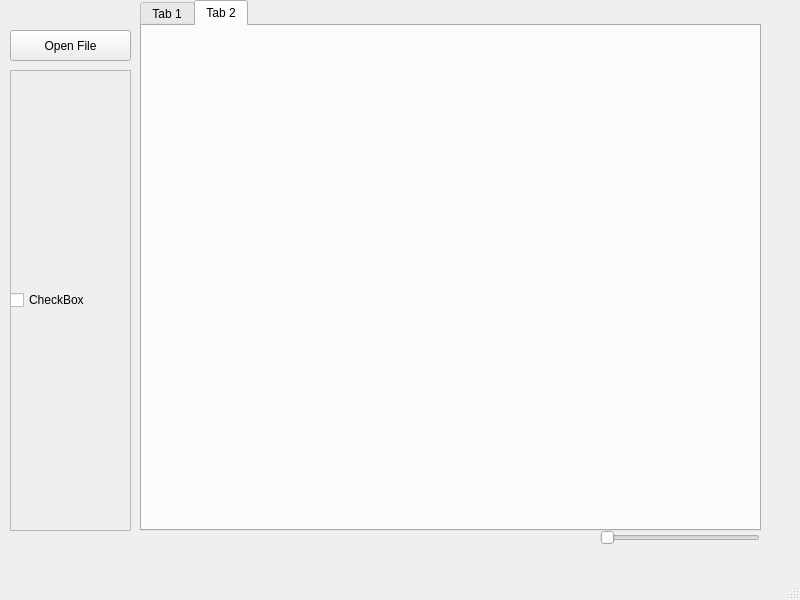
nikpan1/GerberViewer, file GerberDataViewer/mainwindow.ui: the form before one commit.
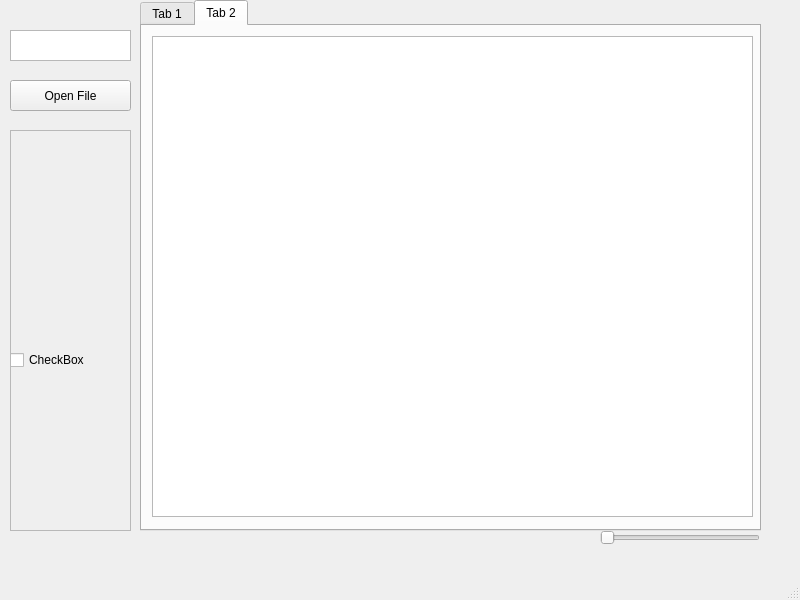
The form after the commit. The open tabs and pages were chosen to show the change.

Commit message: new feature, adding option to open a file and preview it

Patch:
```diff
--- a/GerberDataViewer/mainwindow.ui
+++ b/GerberDataViewer/mainwindow.ui
@@ -45,15 +45,25 @@
      <attribute name="title">
       <string>Tab 2</string>
      </attribute>
+     <widget class="QTextEdit" name="textEditPreview">
+      <property name="geometry">
+       <rect>
+        <x>10</x>
+        <y>10</y>
+        <width>601</width>
+        <height>481</height>
+       </rect>
+      </property>
+     </widget>
     </widget>
    </widget>
    <widget class="QScrollArea" name="scrollArea">
     <property name="geometry">
      <rect>
       <x>10</x>
-      <y>70</y>
+      <y>130</y>
       <width>121</width>
-      <height>461</height>
+      <height>401</height>
      </rect>
     </property>
     <property name="widgetResizable">
@@ -65,7 +75,7 @@
        <x>0</x>
        <y>0</y>
        <width>119</width>
-       <height>459</height>
+       <height>399</height>
       </rect>
      </property>
      <widget class="QWidget" name="verticalLayoutWidget">
@@ -106,7 +116,7 @@
     <property name="geometry">
      <rect>
       <x>10</x>
-      <y>30</y>
+      <y>80</y>
       <width>121</width>
       <height>31</height>
      </rect>
@@ -115,6 +125,16 @@
      <string>Open File</string>
     </property>
    </widget>
+   <widget class="QTextEdit" name="textEditFilename">
+    <property name="geometry">
+     <rect>
+      <x>10</x>
+      <y>30</y>
+      <width>121</width>
+      <height>31</height>
+     </rect>
+    </property>
+   </widget>
   </widget>
   <widget class="QMenuBar" name="menubar">
    <property name="geometry">
```
Left out of the diff: 2 changed lines with no effect on the pictures. The commit also changes 12 other files.
